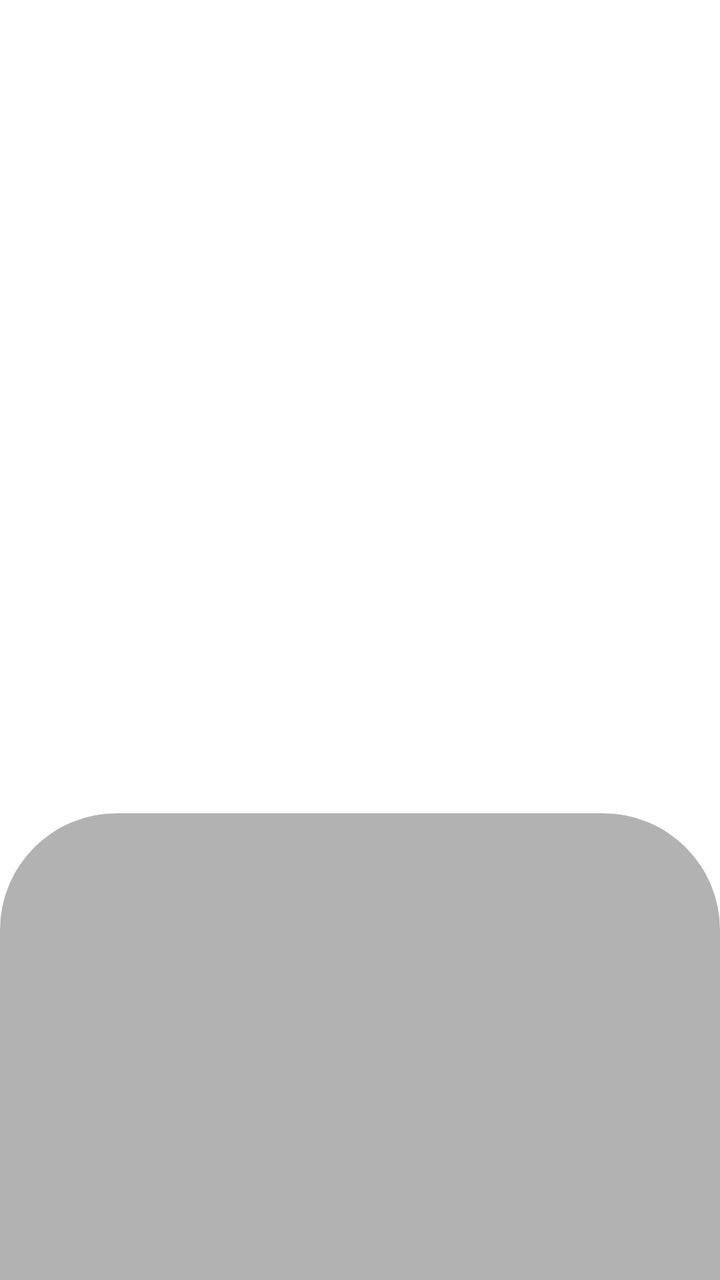
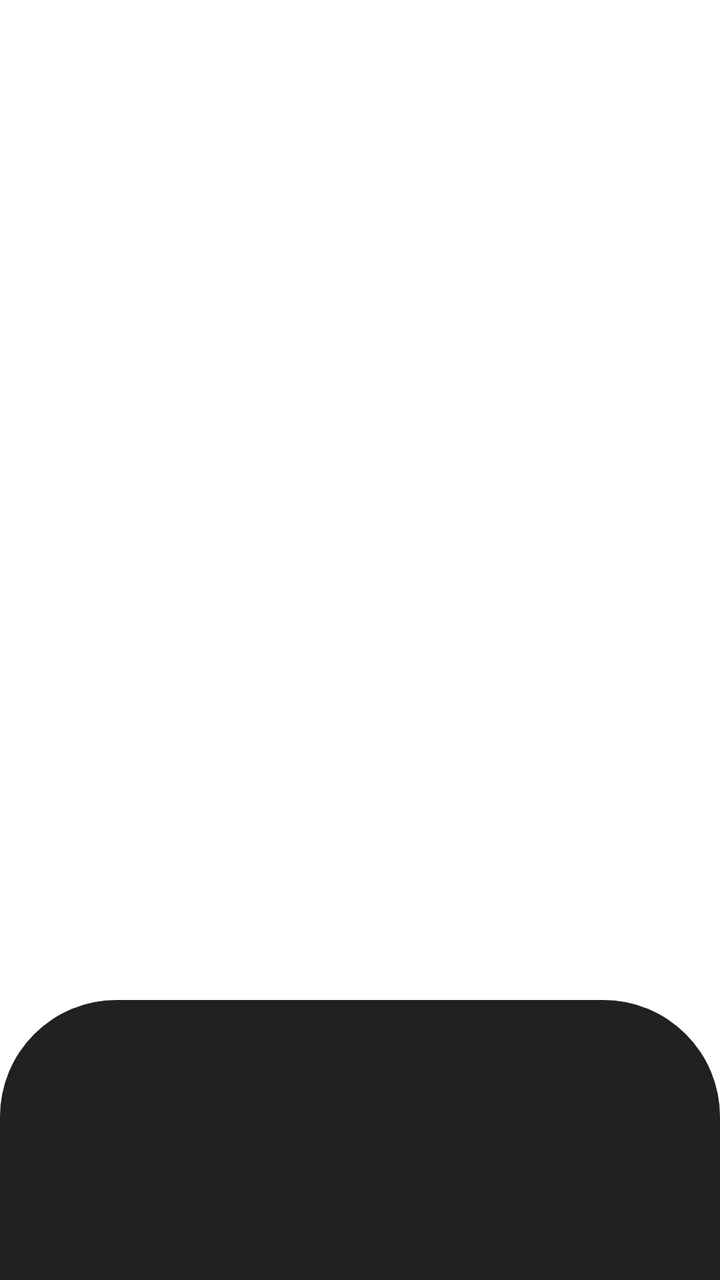

Before-and-after screenshots of an Android layout around one commit, followed by the original layout XML and the change that was made.
<!-- AndroidManifest.xml: application theme AppTheme.NoActionBar -->
<!-- res/layout/dialog_grid_filter.xml -->
<?xml version="1.0" encoding="utf-8"?>
<FrameLayout xmlns:android="http://schemas.android.com/apk/res/android"
    android:id="@+id/root"
    android:layout_width="match_parent"
    android:minHeight="260dp"
    android:layout_height="match_parent">

    <LinearLayout
        android:id="@+id/filterRoot"
        android:layout_width="match_parent"
        android:layout_height="wrap_content"
        android:layout_gravity="bottom"
        android:background="@drawable/shape_dialog_filter_bg"
        android:orientation="vertical"
        android:padding="@dimen/vs_20">

    </LinearLayout>
</FrameLayout>
<!-- resources referenced by this layout -->
<resources>
  <dimen name="vs_20">20mm</dimen>
  <!-- drawable shape_dialog_filter_bg (drawable) -->
  <?xml version="1.0" encoding="utf-8"?>
  <shape xmlns:android="http://schemas.android.com/apk/res/android">
  
      <corners
          android:topLeftRadius="@dimen/vs_10"
          android:topRightRadius="@dimen/vs_10" />
      <solid android:color="@color/color_99FFFFFF" />
  </shape>
  <style name="AppTheme.NoActionBar" parent="AppTheme">
          <item name="android:windowActionBar">false</item>
          <item name="android:windowNoTitle">true</item>
          <item name="windowActionBar">false</item>
          <item name="android:windowFullscreen">true</item>//全屏即无通知栏
          <item name="android:windowContentOverlay">@null</item>//是否有遮盖
          <item name="windowNoTitle">true</item>
          <item name="android:keepScreenOn">true</item>
          
          <item name="android:windowBackground">@android:color/transparent</item>
      </style>
  <dimen name="vs_10">10mm</dimen>
  <color name="color_99FFFFFF">#4D000000</color>
  <style name="AppTheme" parent="Theme.AppCompat.Light.DarkActionBar">
          
          <item name="colorPrimary">@color/color_6200EE</item>
          <item name="colorPrimaryDark">@color/color_3700B3</item>
          <item name="colorAccent">@color/color_03DAC5</item>
      </style>
  <color name="color_6200EE">#6200EE</color>
  <color name="color_3700B3">#3700B3</color>
  <color name="color_03DAC5">#03DAC5</color>
</resources>

<!-- the commit's change to res/layout/dialog_grid_filter.xml (unified diff, before → after) -->
@@ -2,7 +2,7 @@
 <FrameLayout xmlns:android="http://schemas.android.com/apk/res/android"
     android:id="@+id/root"
     android:layout_width="match_parent"
-    android:minHeight="260dp"
+    android:minHeight="@dimen/vs_270"
     android:layout_height="match_parent">
 
     <LinearLayout
@@ -12,7 +12,7 @@
         android:layout_gravity="bottom"
         android:background="@drawable/shape_dialog_filter_bg"
         android:orientation="vertical"
-        android:padding="@dimen/vs_20">
+        android:padding="@dimen/vs_12">
 
     </LinearLayout>
 </FrameLayout>
<!-- resource entries referenced after the edit -->
@@ -1,6 +1,7 @@
 <!-- resources referenced by this layout -->
 <resources>
-  <dimen name="vs_20">20mm</dimen>
+  <dimen name="vs_12">12mm</dimen>
+  <dimen name="vs_270">270mm</dimen>
   <!-- drawable shape_dialog_filter_bg (drawable) -->
   <?xml version="1.0" encoding="utf-8"?>
   <shape xmlns:android="http://schemas.android.com/apk/res/android">
@@ -8,21 +9,24 @@
       <corners
           android:topLeftRadius="@dimen/vs_10"
           android:topRightRadius="@dimen/vs_10" />
-      <solid android:color="@color/color_99FFFFFF" />
+      <solid android:color="@color/dialog_panel_bg" />
   </shape>
   <style name="AppTheme.NoActionBar" parent="AppTheme">
           <item name="android:windowActionBar">false</item>
           <item name="android:windowNoTitle">true</item>
           <item name="windowActionBar">false</item>
-          <item name="android:windowFullscreen">true</item>//全屏即无通知栏
+          <item name="android:windowFullscreen">false</item>//手机版：默认保留状态栏，全屏页面运行时再隐藏
           <item name="android:windowContentOverlay">@null</item>//是否有遮盖
           <item name="windowNoTitle">true</item>
-          <item name="android:keepScreenOn">true</item>
+          
           
           <item name="android:windowBackground">@android:color/transparent</item>
+          
+          <item name="android:statusBarColor">@android:color/transparent</item>
+          <item name="android:windowDrawsSystemBarBackgrounds">true</item>
       </style>
   <dimen name="vs_10">10mm</dimen>
-  <color name="color_99FFFFFF">#4D000000</color>
+  <color name="dialog_panel_bg">#F2161616</color>
   <style name="AppTheme" parent="Theme.AppCompat.Light.DarkActionBar">
           
           <item name="colorPrimary">@color/color_6200EE</item>
